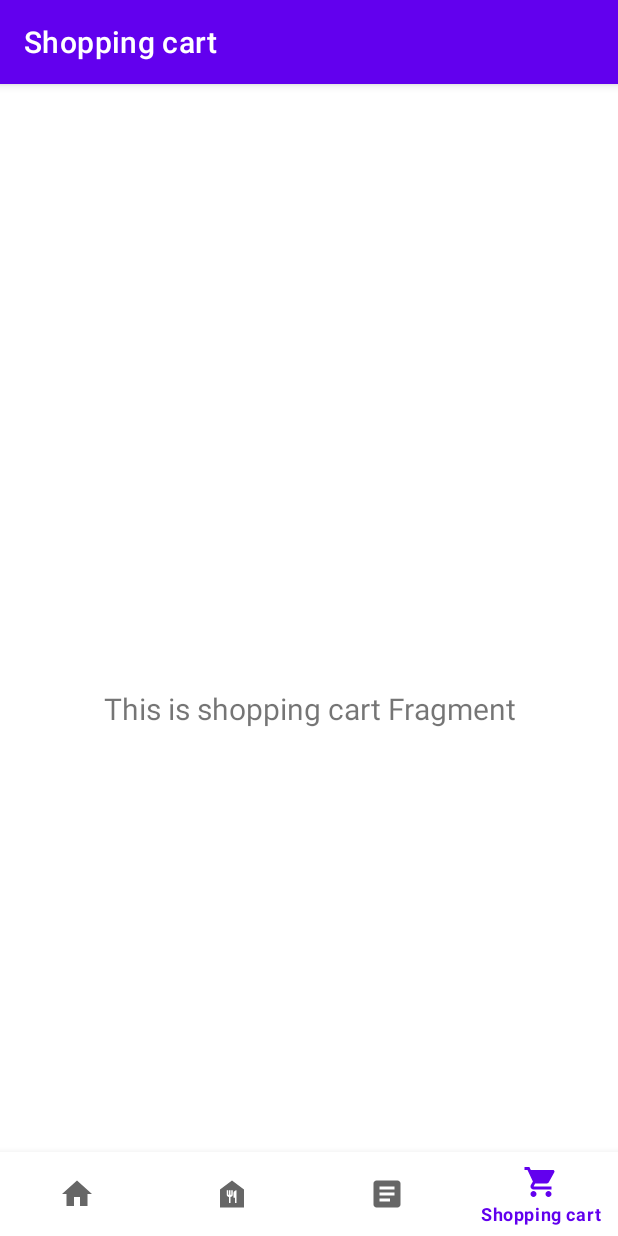
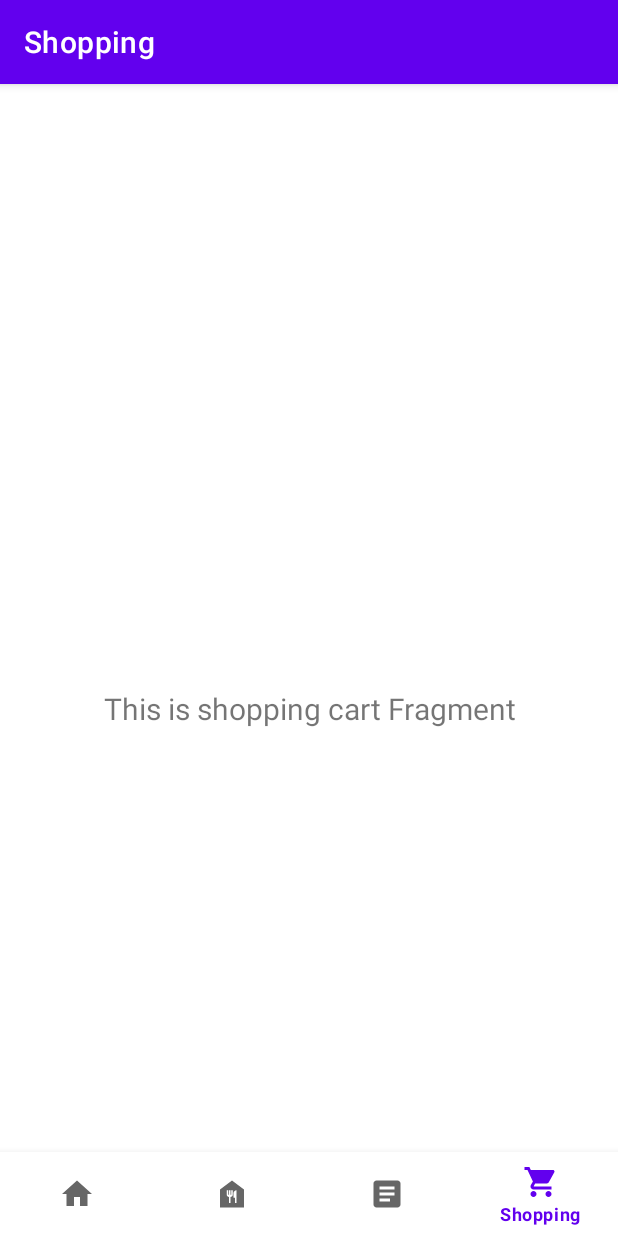
Before and after one commit to klillenb/mobile-application-dev, an Android app: the screen it shows after launch (MainActivity), item 4 of the bottom bar chosen, on a phone screen of 412 x 824 dp. Run offline under Robolectric (Android 15) with nearby library versions, the phone set to English and light mode, and no system bars; our stand-ins replace navigation-ui.

Commit message:
fix to hardcoded strings

```diff
--- a/03/app/src/main/res/menu/bottom_nav_menu.xml
+++ b/03/app/src/main/res/menu/bottom_nav_menu.xml
@@ -9,16 +9,16 @@
     <item
         android:id="@+id/navigation_meals"
         android:icon="@drawable/baseline_food_bank_24"
-        android:title="Meals" />
+        android:title="@string/title_meals" />
 
     <item
         android:id="@+id/navigation_recipes"
         android:icon="@drawable/baseline_article_24"
-        android:title="Recipes" />
+        android:title="@string/title_recipes" />
 
     <item
         android:id="@+id/navigation_shopping"
         android:icon="@drawable/baseline_shopping_cart_24"
-        android:title="Shopping cart" />
+        android:title="@string/title_shopping" />
 
 </menu>
--- a/03/app/src/main/res/navigation/mobile_navigation.xml
+++ b/03/app/src/main/res/navigation/mobile_navigation.xml
@@ -14,19 +14,19 @@
     <fragment
         android:id="@+id/navigation_meals"
         android:name="com.example.mobileapp.ui.meals.MealsFragment"
-        android:label="Meals and kcal"
+        android:label="@string/title_meals"
         tools:layout="@layout/fragment_meals" />
 
     <fragment
         android:id="@+id/navigation_recipes"
         android:name="com.example.mobileapp.ui.recipes.RecipesFragment"
-        android:label="Recipes"
+        android:label="@string/title_recipes"
         tools:layout="@layout/fragment_recipes" />
 
     <fragment
         android:id="@+id/navigation_shopping"
         android:name="com.example.mobileapp.ui.shopping.ShoppingFragment"
-        android:label="Shopping cart"
+        android:label="@string/title_shopping"
         tools:layout="@layout/fragment_shopping" />
 
 </navigation>
--- a/03/app/src/main/res/values/strings.xml
+++ b/03/app/src/main/res/values/strings.xml
@@ -1,8 +1,7 @@
 <resources>
     <string name="app_name">mobileapp</string>
     <string name="title_home">Home</string>
-    <string name="title_dashboard">Dashboard</string>
-    <string name="title_notifications">Notifications</string>
-    <!-- TODO: Remove or change this placeholder text -->
-    <string name="hello_blank_fragment">Hello blank fragment</string>
+    <string name="title_recipes">Recipes</string>
+    <string name="title_meals">Meals and kcal</string>
+    <string name="title_shopping">Shopping</string>
 </resources>
```
